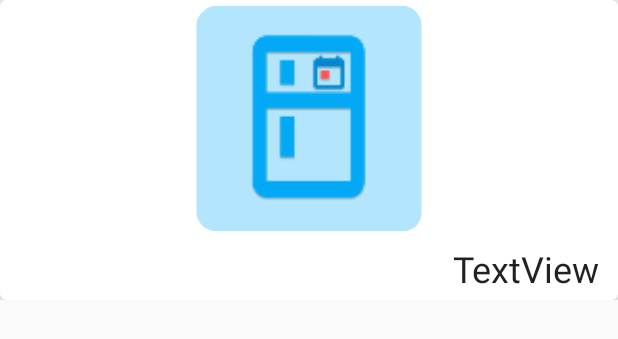
After one commit to aminecmi/isitexpired, an Android app: the layout food_item.xml on its own in the app's theme, with its tools: preview values and no code run, on a phone screen of 412 x 824 dp. The commit adds this screen. Shown: the top 339 px of the screen. Run offline under Robolectric (Android 15) with nearby library versions, the phone set to English and light mode, and no system bars.

Commit message:
Listing foods

```diff
--- /dev/null
+++ b/app/src/main/res/layout/food_item.xml
@@ -0,0 +1,51 @@
+<?xml version="1.0" encoding="utf-8"?>
+<android.support.constraint.ConstraintLayout xmlns:android="http://schemas.android.com/apk/res/android"
+    xmlns:app="http://schemas.android.com/apk/res-auto"
+    xmlns:tools="http://schemas.android.com/tools"
+    android:layout_width="match_parent"
+    android:layout_height="200dp">
+
+    <android.support.v7.widget.CardView
+        android:layout_width="0dp"
+        android:layout_height="0dp"
+        app:cardCornerRadius="4dp"
+        app:cardElevation="4dp"
+        app:contentPadding="4dp"
+        app:layout_constraintBottom_toBottomOf="parent"
+        app:layout_constraintEnd_toEndOf="parent"
+        app:layout_constraintStart_toStartOf="parent"
+        app:layout_constraintTop_toTopOf="parent">
+
+        <android.support.constraint.ConstraintLayout
+            android:layout_width="match_parent"
+            android:layout_height="match_parent">
+
+            <ImageView
+                android:id="@+id/imageView"
+                android:layout_width="0dp"
+                android:layout_height="150dp"
+                app:layout_constraintEnd_toEndOf="parent"
+                app:layout_constraintStart_toStartOf="parent"
+                app:layout_constraintTop_toTopOf="parent"
+                app:srcCompat="@mipmap/ic_launcher" />
+
+            <TextView
+                android:id="@+id/textView"
+                android:layout_width="wrap_content"
+                android:layout_height="wrap_content"
+                android:layout_marginBottom="8dp"
+                android:layout_marginEnd="8dp"
+                android:layout_marginLeft="16dp"
+                android:layout_marginTop="16dp"
+                android:text="TextView"
+                android:textAppearance="@style/TextAppearance.AppCompat.Headline"
+                app:layout_constraintBottom_toBottomOf="parent"
+                app:layout_constraintEnd_toEndOf="parent"
+                app:layout_constraintHorizontal_bias="0"
+                app:layout_constraintLeft_toLeftOf="parent"
+                app:layout_constraintTop_toBottomOf="@+id/imageView" />
+
+        </android.support.constraint.ConstraintLayout>
+
+    </android.support.v7.widget.CardView>
+</android.support.constraint.ConstraintLayout>
```
Also changed, not shown: app/build.gradle (+10 -9 lines), app/src/main/java/bou/amine/apps/isitexpired/MainActivity.kt (+27 -0 lines), app/src/main/java/bou/amine/apps/isitexpired/adapter/FoodAdapter.kt (added, +49 -0 lines), app/src/main/java/bou/amine/apps/isitexpired/database/Converters.kt (added, +18 -0 lines), app/src/main/java/bou/amine/apps/isitexpired/database/Daos.kt (added, +47 -0 lines), app/src/main/java/bou/amine/apps/isitexpired/database/Databases.kt (added, +14 -0 lines), app/src/main/java/bou/amine/apps/isitexpired/database/Entities.kt (added, +38 -0 lines), app/src/main/res/layout/activity_main.xml (+17 -5 lines), app/src/main/res/drawable-hdpi/ic_add_shopping_cart.png (added), app/src/main/res/drawable-mdpi/ic_add_shopping_cart.png (added), app/src/main/res/drawable-xhdpi/ic_add_shopping_cart.png (added), app/src/main/res/drawable-xxhdpi/ic_add_shopping_cart.png (added), app/src/main/res/drawable-xxxhdpi/ic_add_shopping_cart.png (added).
